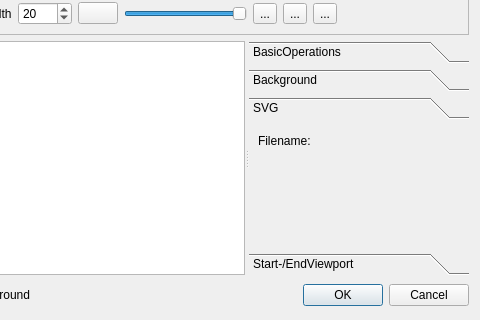
This is src/widgets/titlewidget_ui.ui in KDE/kdenlive as Qt 5 draws it before an edit; both pictures show x 277 to 757 and y 122 to 442 of the 757 by 442 pixel window. The edited form follows.
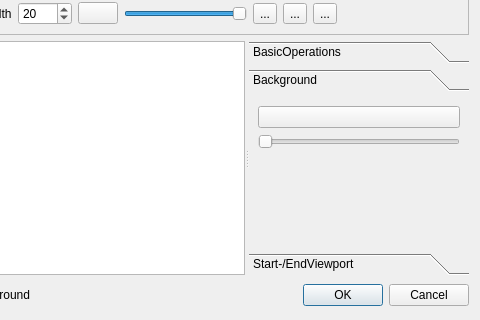
This is the edited form. The open tabs and pages were chosen to show the change. Custom widgets are drawn as their Qt base class.

```diff
--- a/src/widgets/titlewidget_ui.ui
+++ b/src/widgets/titlewidget_ui.ui
@@ -340,8 +340,8 @@
         <rect>
          <x>0</x>
          <y>0</y>
-         <width>381</width>
-         <height>157</height>
+         <width>309</width>
+         <height>140</height>
         </rect>
        </property>
        <attribute name="label" >
@@ -383,61 +383,6 @@
         </item>
        </layout>
       </widget>
-      <widget class="QWidget" name="SVG" >
-       <property name="geometry" >
-        <rect>
-         <x>0</x>
-         <y>0</y>
-         <width>381</width>
-         <height>157</height>
-        </rect>
-       </property>
-       <attribute name="label" >
-        <string>SVG</string>
-       </attribute>
-       <layout class="QGridLayout" >
-        <item row="0" column="0" >
-         <layout class="QVBoxLayout" >
-          <item>
-           <widget class="QLabel" name="label_13" >
-            <property name="sizePolicy" >
-             <sizepolicy vsizetype="Preferred" hsizetype="Preferred" >
-              <horstretch>0</horstretch>
-              <verstretch>0</verstretch>
-             </sizepolicy>
-            </property>
-            <property name="text" >
-             <string>Filename:</string>
-            </property>
-           </widget>
-          </item>
-          <item>
-           <widget class="KUrlRequester" name="svgfilename" >
-            <property name="filter" >
-             <string>*.svg *.svgz</string>
-            </property>
-           </widget>
-          </item>
-          <item>
-           <spacer>
-            <property name="orientation" >
-             <enum>Qt::Vertical</enum>
-            </property>
-            <property name="sizeType" >
-             <enum>QSizePolicy::Expanding</enum>
-            </property>
-            <property name="sizeHint" stdset="0" >
-             <size>
-              <width>20</width>
-              <height>151</height>
-             </size>
-            </property>
-           </spacer>
-          </item>
-         </layout>
-        </item>
-       </layout>
-      </widget>
       <widget class="QWidget" name="Seite" >
        <property name="geometry" >
         <rect>
@@ -828,11 +773,6 @@
    <extends>QSpinBox</extends>
    <header>knuminput.h</header>
   </customwidget>
-  <customwidget>
-   <class>KUrlRequester</class>
-   <extends>QFrame</extends>
-   <header>kurlrequester.h</header>
-  </customwidget>
  </customwidgets>
  <resources/>
  <connections>
```
Left out of the diff: 6 changed lines with no effect on the pictures.
